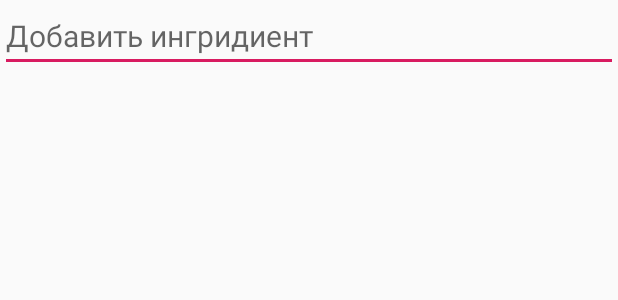
After one commit to oldGlobula/Photojor, an Android app: the layout add_ingredient.xml on its own in the app's theme, with its tools: preview values and no code run, on a phone screen of 412 x 824 dp. The commit adds this screen. Shown: the top 300 px of the screen. Run offline under Robolectric (Android 15) with nearby library versions, the phone set to English and light mode, and no system bars.

Commit message:
new image

```diff
--- a/app/build.gradle
+++ b/app/build.gradle
@@ -25,4 +25,9 @@ dependencies {
     testImplementation 'junit:junit:4.12'
     androidTestImplementation 'com.android.support.test:runner:1.0.2'
     androidTestImplementation 'com.android.support.test.espresso:espresso-core:3.0.2'
+    implementation 'com.android.support:recyclerview-v7:28.0.0'
 }
+dependencies {
+    implementation 'com.android.support:recyclerview-v7:28.0.0'
+
+}
--- a/app/src/main/java/com/example/photojor/MainActivity.java
+++ b/app/src/main/java/com/example/photojor/MainActivity.java
@@ -17,8 +17,8 @@ public class MainActivity extends Activity {
         View.OnClickListener listener = new View.OnClickListener() {
             @Override
             public void onClick(View view) {
-                Intent i = new Intent(MainActivity.this, List.class);
-                startActivity(i);
+                Intent intent = new Intent(MainActivity.this, List.class);
+                startActivity(intent);
             }
         };
         button.setOnClickListener(listener);
--- a/app/src/main/res/layout/activity_list.xml
+++ b/app/src/main/res/layout/activity_list.xml
@@ -14,12 +14,14 @@
         <Button
             android:layout_width="wrap_content"
             android:layout_height="wrap_content"
-            android:text="Add" />
+            android:text="Add"
+            android:id="@+id/addButton"/>
     </LinearLayout>
     <ListView
         android:layout_width="match_parent"
         android:layout_height="0dp"
-        android:layout_weight="8">
+        android:layout_weight="8"
+        android:id="@+id/ingrList">
 
     </ListView>
 
--- /dev/null
+++ b/app/src/main/res/layout/add_ingredient.xml
@@ -0,0 +1,13 @@
+<?xml version="1.0" encoding="utf-8"?>
+<LinearLayout
+    xmlns:android="http://schemas.android.com/apk/res/android" android:layout_width="match_parent"
+    android:layout_height="match_parent"
+    android:orientation="vertical">
+    <EditText
+        android:layout_width="match_parent"
+        android:layout_height="wrap_content"
+        android:hint="@string/add_ingredient"
+        android:id="@+id/et_add_ingredient"
+        android:textSize="20sp"
+        android:inputType="text"/>
+</LinearLayout>
--- a/app/src/main/res/values/strings.xml
+++ b/app/src/main/res/values/strings.xml
@@ -1,4 +1,4 @@
 <resources>
     <string name="app_name">Photojor</string>
-
+    <string name="add_ingredient">Добавить ингридиент</string>
 </resources>
```
Also changed, not shown: app/src/main/java/com/example/photojor/List.java (+62 -0 lines).
